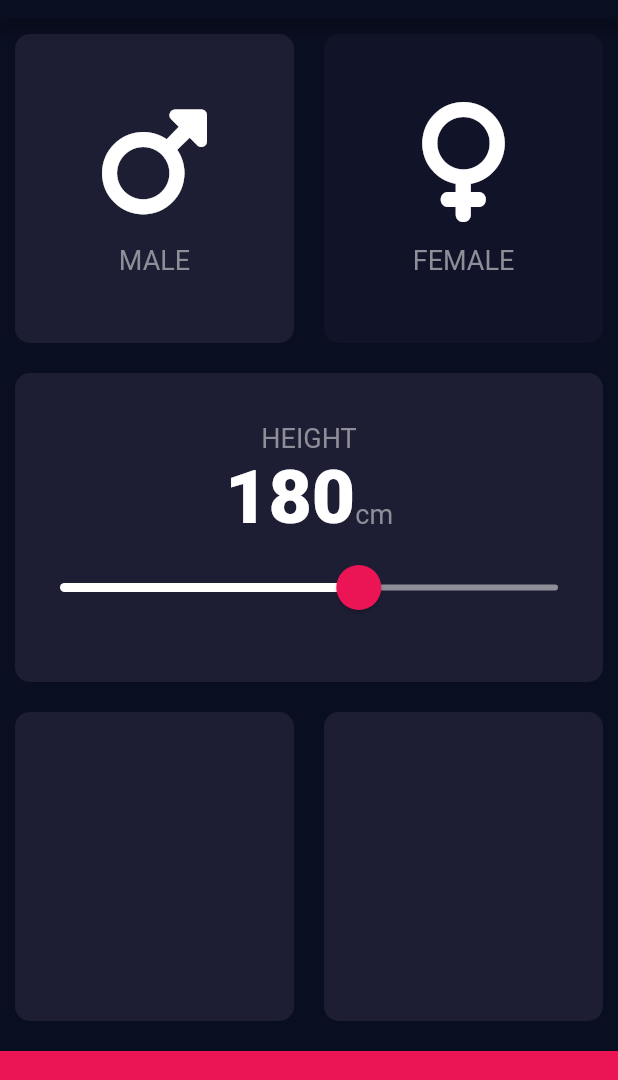
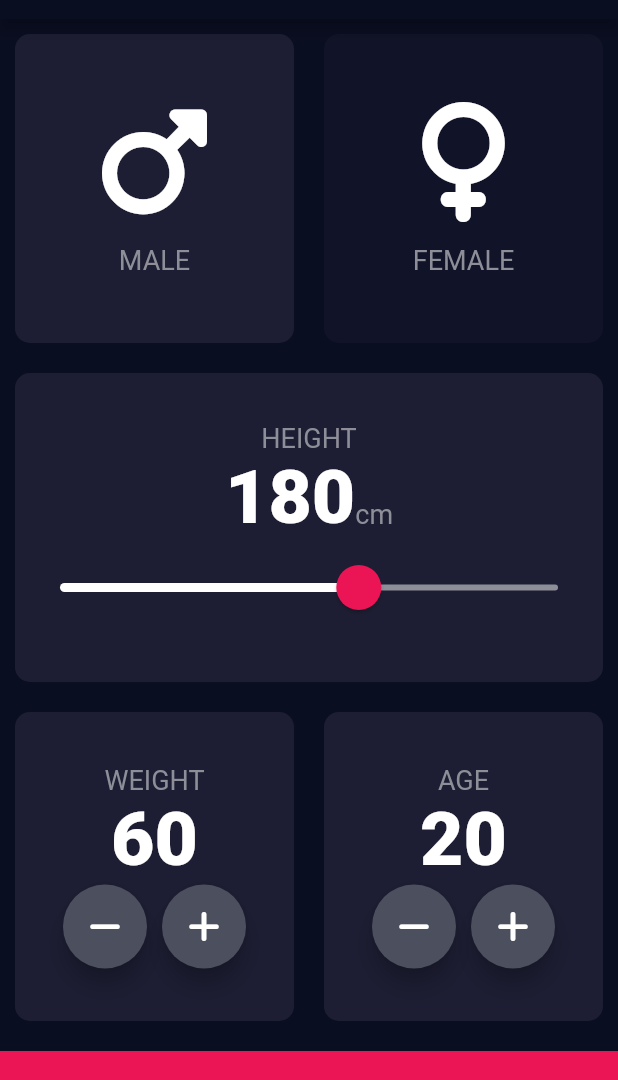
Before and after one commit to uttu87/BMI-Calculator-Flutter, a Flutter app: the screen it shows after launch, on a phone screen of 412 x 824 dp, the part 65-1145 px from its top. Run offline on Flutter 3.47's test engine with Material 2 defaults, Android fonts, the phone set to English and light mode, and no system bars; our stand-ins replace font_awesome_flutter.

Commit message:
Building the weight and age widgets

```diff
--- a/lib/input_page.dart
+++ b/lib/input_page.dart
@@ -16,6 +16,8 @@ class InputPage extends StatefulWidget {
 class _InputPageState extends State<InputPage> {
   Gender selectedGender = Gender.male;
   int height = 180;
+  int weight = 60;
+  int age = 20;
 
   @override
   Widget build(BuildContext context) {
@@ -105,15 +107,89 @@ class _InputPageState extends State<InputPage> {
             ),
             Expanded(
               child: Row(
-                children: const [
+                children: [
                   Expanded(
                     child: ReusableCard(
                       color: kActiveCardColor,
+                      cardChild: Column(
+                        mainAxisAlignment: MainAxisAlignment.center,
+                        children: [
+                          const Text(
+                            'WEIGHT',
+                            style: kLabelTextStyle,
+                          ),
+                          Text(
+                            weight.toString(),
+                            style: kNumberTextStyle,
+                          ),
+                          Row(
+                            mainAxisAlignment: MainAxisAlignment.center,
+                            children: [
+                              RoundIconButton(
+                                onPressed: () {
+                                  setState(() {
+                                    weight--;
+                                  });
+                                },
+                                icon: FontAwesomeIcons.minus,
+                              ),
+                              SizedBox(
+                                width: 10,
+                              ),
+                              RoundIconButton(
+                                onPressed: () {
+                                  setState(() {
+                                    weight++;
+                                  });
+                                },
+                                icon: FontAwesomeIcons.plus,
+                              ),
+                            ],
+                          ),
+                        ],
+                      ),
                     ),
                   ),
                   Expanded(
                     child: ReusableCard(
                       color: kActiveCardColor,
+                      cardChild: Column(
+                        mainAxisAlignment: MainAxisAlignment.center,
+                        children: [
+                          const Text(
+                            'AGE',
+                            style: kLabelTextStyle,
+                          ),
+                          Text(
+                            age.toString(),
+                            style: kNumberTextStyle,
+                          ),
+                          Row(
+                            mainAxisAlignment: MainAxisAlignment.center,
+                            children: [
+                              RoundIconButton(
+                                onPressed: () {
+                                  setState(() {
+                                    age--;
+                                  });
+                                },
+                                icon: FontAwesomeIcons.minus,
+                              ),
+                              SizedBox(
+                                width: 10,
+                              ),
+                              RoundIconButton(
+                                onPressed: () {
+                                  setState(() {
+                                    age++;
+                                  });
+                                },
+                                icon: FontAwesomeIcons.plus,
+                              ),
+                            ],
+                          ),
+                        ],
+                      ),
                     ),
                   ),
                 ],
@@ -128,3 +204,26 @@ class _InputPageState extends State<InputPage> {
         ));
   }
 }
+
+class RoundIconButton extends StatelessWidget {
+  const RoundIconButton({Key? key, required this.icon, required this.onPressed})
+      : super(key: key);
+
+  final Function() onPressed;
+  final IconData icon;
+
+  @override
+  Widget build(BuildContext context) {
+    return RawMaterialButton(
+      onPressed: onPressed,
+      elevation: 6.0,
+      constraints: const BoxConstraints.tightFor(
+        width: 56.0,
+        height: 56.0,
+      ),
+      shape: const CircleBorder(),
+      fillColor: const Color(0xFF4C4F5E),
+      child: Icon(icon),
+    );
+  }
+}
```
